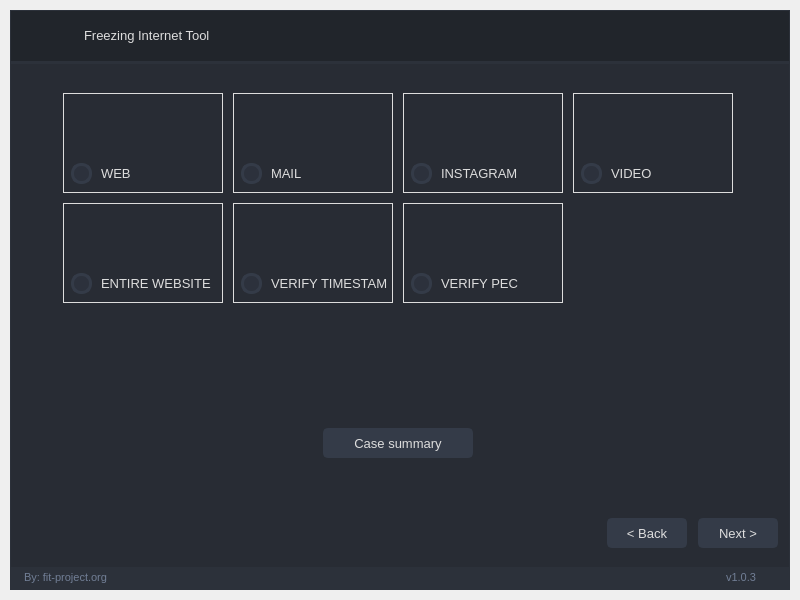
First picture: the form in ui/wizard/wizard.ui, repository fit-project/fit, before the edit.
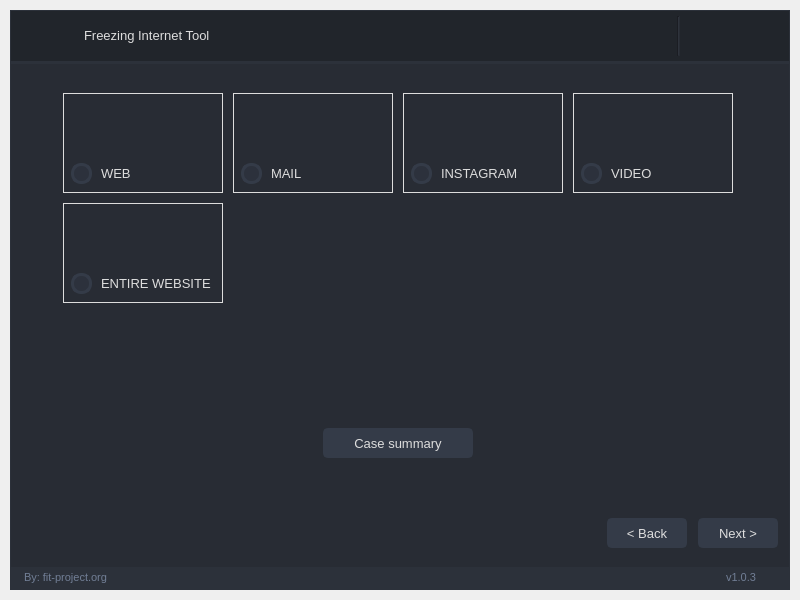
Second picture: the form after the edit. Icons and pictures are not drawn.

```diff
--- a/ui/wizard/wizard.ui
+++ b/ui/wizard/wizard.ui
@@ -426,6 +426,105 @@
                 <property name="bottomMargin">
                  <number>0</number>
                 </property>
+                <item>
+                 <widget class="QPushButton" name="verify_timestamp_button">
+                  <property name="minimumSize">
+                   <size>
+                    <width>28</width>
+                    <height>28</height>
+                   </size>
+                  </property>
+                  <property name="maximumSize">
+                   <size>
+                    <width>28</width>
+                    <height>28</height>
+                   </size>
+                  </property>
+                  <property name="cursor">
+                   <cursorShape>PointingHandCursor</cursorShape>
+                  </property>
+                  <property name="toolTip">
+                   <string>Verify timestamp</string>
+                  </property>
+                  <property name="styleSheet">
+                   <string notr="true">QToolTip {font:13px;}</string>
+                  </property>
+                  <property name="text">
+                   <string/>
+                  </property>
+                  <property name="icon">
+                   <iconset>
+                    <normalon>../images/wizard/verify_timestamp.png</normalon>
+                    <disabledon>../images/wizard/verify_timestamp-disabled.png</disabledon>
+                   </iconset>
+                  </property>
+                  <property name="iconSize">
+                   <size>
+                    <width>20</width>
+                    <height>20</height>
+                   </size>
+                  </property>
+                 </widget>
+                </item>
+                <item>
+                 <widget class="QPushButton" name="case_button">
+                  <property name="minimumSize">
+                   <size>
+                    <width>28</width>
+                    <height>28</height>
+                   </size>
+                  </property>
+                  <property name="maximumSize">
+                   <size>
+                    <width>28</width>
+                    <height>28</height>
+                   </size>
+                  </property>
+                  <property name="toolTip">
+                   <string>Verify PEC</string>
+                  </property>
+                  <property name="styleSheet">
+                   <string notr="true">QToolTip {font:13px;}</string>
+                  </property>
+                  <property name="text">
+                   <string/>
+                  </property>
+                  <property name="icon">
+                   <iconset>
+                    <normalon>../images/wizard/verify_pec.png</normalon>
+                    <disabledon>../images/wizard/verify_pec-disabled.png</disabledon>
+                   </iconset>
+                  </property>
+                  <property name="iconSize">
+                   <size>
+                    <width>20</width>
+                    <height>20</height>
+                   </size>
+                  </property>
+                 </widget>
+                </item>
+                <item>
+                 <widget class="Line" name="line">
+                  <property name="minimumSize">
+                   <size>
+                    <width>0</width>
+                    <height>40</height>
+                   </size>
+                  </property>
+                  <property name="maximumSize">
+                   <size>
+                    <width>16777215</width>
+                    <height>40</height>
+                   </size>
+                  </property>
+                  <property name="styleSheet">
+                   <string notr="true">background-color: rgb(40, 44, 52);</string>
+                  </property>
+                  <property name="orientation">
+                   <enum>Qt::Vertical</enum>
+                  </property>
+                 </widget>
+                </item>
                 <item>
                  <widget class="QPushButton" name="configuration_button">
                   <property name="minimumSize">
@@ -1474,7 +1573,7 @@
                            </property>
                            <property name="sizeHint" stdset="0">
                             <size>
-                             <width>40</width>
+                             <width>5</width>
                              <height>20</height>
                             </size>
                            </property>
@@ -1573,192 +1672,6 @@
                            </widget>
                           </widget>
                          </item>
-                         <item>
-                          <widget class="QFrame" name="frame_verify_timestamp">
-                           <property name="minimumSize">
-                            <size>
-                             <width>160</width>
-                             <height>0</height>
-                            </size>
-                           </property>
-                           <property name="maximumSize">
-                            <size>
-                             <width>160</width>
-                             <height>100</height>
-                            </size>
-                           </property>
-                           <property name="frameShape">
-                            <enum>QFrame::Box</enum>
-                           </property>
-                           <property name="frameShadow">
-                            <enum>QFrame::Plain</enum>
-                           </property>
-                           <widget class="QWidget" name="verticalLayoutWidget_21">
-                            <property name="geometry">
-                             <rect>
-                              <x>0</x>
-                              <y>0</y>
-                              <width>161</width>
-                              <height>101</height>
-                             </rect>
-                            </property>
-                            <property name="minimumSize">
-                             <size>
-                              <width>161</width>
-                              <height>0</height>
-                             </size>
-                            </property>
-                            <property name="maximumSize">
-                             <size>
-                              <width>161</width>
-                              <height>101</height>
-                             </size>
-                            </property>
-                            <layout class="QVBoxLayout" name="vlayout_verify_timestamp">
-                             <property name="leftMargin">
-                              <number>5</number>
-                             </property>
-                             <property name="bottomMargin">
-                              <number>10</number>
-                             </property>
-                             <item>
-                              <widget class="QLabel" name="label_verify_timestamp">
-                               <property name="minimumSize">
-                                <size>
-                                 <width>155</width>
-                                 <height>0</height>
-                                </size>
-                               </property>
-                               <property name="maximumSize">
-                                <size>
-                                 <width>155</width>
-                                 <height>68</height>
-                                </size>
-                               </property>
-                               <property name="text">
-                                <string/>
-                               </property>
-                               <property name="pixmap">
-                                <pixmap>../images/wizard/verify_timestamp.png</pixmap>
-                               </property>
-                               <property name="alignment">
-                                <set>Qt::AlignCenter</set>
-                               </property>
-                              </widget>
-                             </item>
-                             <item>
-                              <widget class="QCheckBox" name="verify_timestamp">
-                               <property name="maximumSize">
-                                <size>
-                                 <width>150</width>
-                                 <height>16777215</height>
-                                </size>
-                               </property>
-                               <property name="text">
-                                <string>VERIFY TIMESTAMP</string>
-                               </property>
-                               <property name="checked">
-                                <bool>false</bool>
-                               </property>
-                              </widget>
-                             </item>
-                            </layout>
-                           </widget>
-                          </widget>
-                         </item>
-                         <item>
-                          <widget class="QFrame" name="frame_verify_pec">
-                           <property name="minimumSize">
-                            <size>
-                             <width>160</width>
-                             <height>0</height>
-                            </size>
-                           </property>
-                           <property name="maximumSize">
-                            <size>
-                             <width>160</width>
-                             <height>100</height>
-                            </size>
-                           </property>
-                           <property name="frameShape">
-                            <enum>QFrame::Box</enum>
-                           </property>
-                           <property name="frameShadow">
-                            <enum>QFrame::Plain</enum>
-                           </property>
-                           <widget class="QWidget" name="verticalLayoutWidget_22">
-                            <property name="geometry">
-                             <rect>
-                              <x>0</x>
-                              <y>0</y>
-                              <width>161</width>
-                              <height>101</height>
-                             </rect>
-                            </property>
-                            <property name="minimumSize">
-                             <size>
-                              <width>161</width>
-                              <height>0</height>
-                             </size>
-                            </property>
-                            <property name="maximumSize">
-                             <size>
-                              <width>161</width>
-                              <height>101</height>
-                             </size>
-                            </property>
-                            <layout class="QVBoxLayout" name="vlayout_verify_pec">
-                             <property name="leftMargin">
-                              <number>5</number>
-                             </property>
-                             <property name="bottomMargin">
-                              <number>10</number>
-                             </property>
-                             <item>
-                              <widget class="QLabel" name="label_verify_pec">
-                               <property name="minimumSize">
-                                <size>
-                                 <width>155</width>
-                                 <height>0</height>
-                                </size>
-                               </property>
-                               <property name="maximumSize">
-                                <size>
-                                 <width>155</width>
-                                 <height>68</height>
-                                </size>
-                               </property>
-                               <property name="text">
-                                <string/>
-                               </property>
-                               <property name="pixmap">
-                                <pixmap>../images/wizard/verify_pec.png</pixmap>
-                               </property>
-                               <property name="alignment">
-                                <set>Qt::AlignCenter</set>
-                               </property>
-                              </widget>
-                             </item>
-                             <item>
-                              <widget class="QCheckBox" name="verify_pec">
-                               <property name="maximumSize">
-                                <size>
-                                 <width>150</width>
-                                 <height>16777215</height>
-                                </size>
-                               </property>
-                               <property name="text">
-                                <string>VERIFY PEC</string>
-                               </property>
-                               <property name="checked">
-                                <bool>false</bool>
-                               </property>
-                              </widget>
-                             </item>
-                            </layout>
-                           </widget>
-                          </widget>
-                         </item>
                          <item>
                           <spacer name="right_spacer_tasks_row_2">
                            <property name="orientation">
@@ -1769,7 +1682,7 @@
                            </property>
                            <property name="sizeHint" stdset="0">
                             <size>
-                             <width>210</width>
+                             <width>550</width>
                              <height>20</height>
                             </size>
                            </property>
```
Left out of the diff: 2 changed lines with no effect on the pictures.
